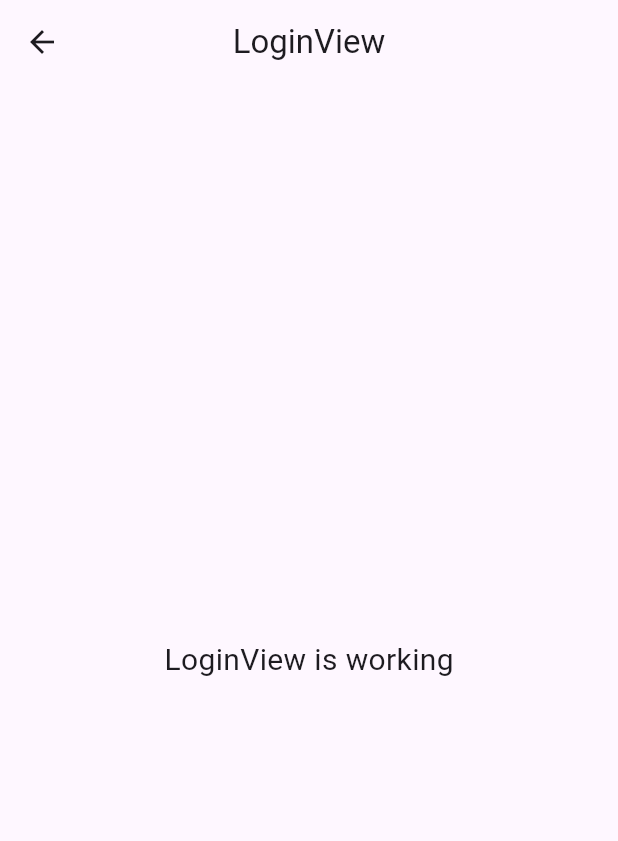
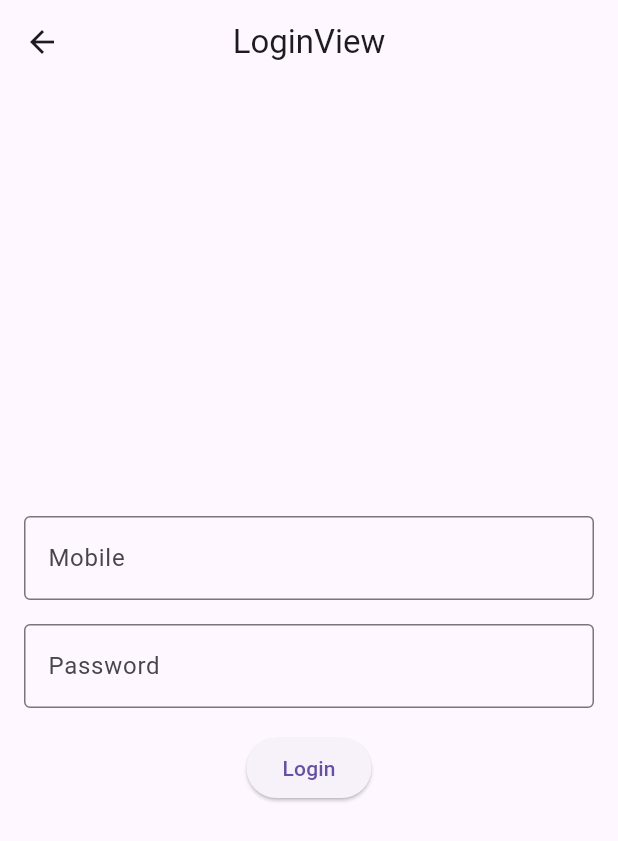
Before and after one commit to MohammedMubashirKhan/e_vital_task, a Flutter app: the LoginView screen opened by its route, on a phone screen of 412 x 824 dp. Shown: the top 841 px of the screen. Run offline on Flutter 3.47's test engine with Material 3 defaults, Android fonts, the phone set to English and light mode, and no system bars; our stand-ins replace get.

Commit message:
login view is craeted

```diff
--- /dev/null
+++ b/lib/app/common widgets/snackbar/custome_snackbar_type.dart
@@ -0,0 +1,4 @@
+enum SnackbarType {
+  success,
+  error,
+}
--- /dev/null
+++ b/lib/app/common widgets/snackbar/snackbar.dart
@@ -0,0 +1,2 @@
+export 'custome_snackbar_type.dart';
+export 'custom_snackbar.dart';
--- a/lib/app/modules/login/controllers/login_controller.dart
+++ b/lib/app/modules/login/controllers/login_controller.dart
@@ -1,23 +1,39 @@
+import 'package:e_vital_task/app/common%20widgets/snackbar/snackbar.dart';
+import 'package:flutter/material.dart';
 import 'package:get/get.dart';
 
 class LoginController extends GetxController {
-  //TODO: Implement LoginController
+  TextEditingController mobileController = TextEditingController();
+  TextEditingController passwordController = TextEditingController();
+  static const String validMobile = '9033006262';
+  static const String validPassword = 'eVital@12';
 
-  final count = 0.obs;
-  @override
-  void onInit() {
-    super.onInit();
+  Future<void> login() async {
+    final mobile = mobileController.text.trim();
+    final password = passwordController.text.trim();
+
+    if (mobile.isEmpty || password.isEmpty) {
+      customeSnackbar(
+        type: SnackbarType.error,
+        title: 'Error',
+        message: 'Please enter your mobile number and password',
+      );
+      return;
+    }
+
+    // Add your authentication logic here
+    if (mobile == validMobile && password == validPassword) {
+      customeSnackbar(
+        type: SnackbarType.success,
+        title: 'Success',
+        message: 'Logged in successfully',
+      );
+    } else {
+      customeSnackbar(
+        type: SnackbarType.error,
+        title: 'Error',
+        message: 'Invalid mobile number or password',
+      );
+    }
   }
-
-  @override
-  void onReady() {
-    super.onReady();
-  }
-
-  @override
-  void onClose() {
-    super.onClose();
-  }
-
-  void increment() => count.value++;
 }
--- a/lib/app/modules/login/views/login_view.dart
+++ b/lib/app/modules/login/views/login_view.dart
@@ -13,10 +13,34 @@ class LoginView extends GetView<LoginController> {
         title: const Text('LoginView'),
         centerTitle: true,
       ),
-      body: const Center(
-        child: Text(
-          'LoginView is working',
-          style: TextStyle(fontSize: 20),
+      body: Padding(
+        padding: const EdgeInsets.all(16.0),
+        child: Column(
+          mainAxisAlignment: MainAxisAlignment.center,
+          children: [
+            TextField(
+              controller: controller.mobileController,
+              decoration: const InputDecoration(
+                labelText: 'Mobile',
+                border: OutlineInputBorder(),
+              ),
+              keyboardType: TextInputType.phone,
+            ),
+            const SizedBox(height: 16),
+            TextField(
+              controller: controller.passwordController,
+              decoration: const InputDecoration(
+                labelText: 'Password',
+                border: OutlineInputBorder(),
+              ),
+              obscureText: true,
+            ),
+            const SizedBox(height: 16),
+            ElevatedButton(
+              onPressed: controller.login,
+              child: const Text('Login'),
+            ),
+          ],
         ),
       ),
     );
--- a/lib/app/modules/splash/controllers/splash_controller.dart
+++ b/lib/app/modules/splash/controllers/splash_controller.dart
@@ -8,7 +8,7 @@ class SplashController extends GetxController {
   Future<void> navigateToNextView() async {
     await Future.delayed(const Duration(seconds: 3));
     // Navigate to HomeView if machine code exists
-    Get.offAllNamed(Routes.HOME);
+    Get.offAllNamed(Routes.LOGIN);
   }
 
   @override
```
Also changed, not shown: lib/app/common widgets/snackbar/custom_snackbar.dart (added, +32 -0 lines).
